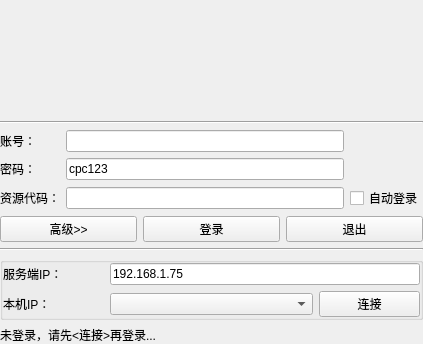
This is IPCTestDemo/Login.ui in MMQQING/IPCTestDemo as Qt 5 draws it before an edit. The edited form follows.
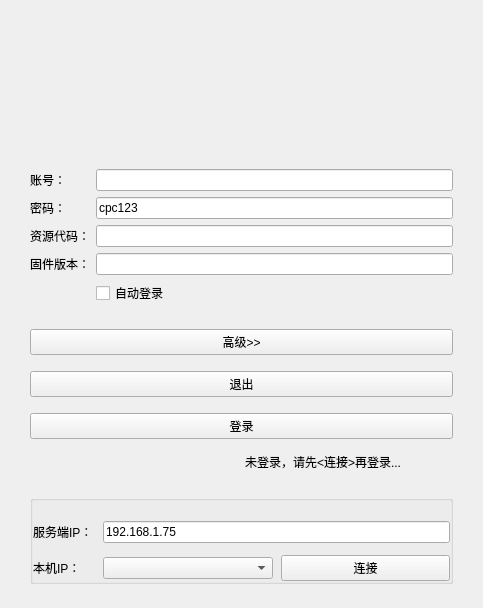
This is the edited form. Icons and pictures are not drawn. Custom widgets are drawn as their Qt base class.

Diff of the .ui file:
```diff
--- a/IPCTestDemo/Login.ui
+++ b/IPCTestDemo/Login.ui
@@ -6,8 +6,8 @@
    <rect>
     <x>0</x>
     <y>0</y>
-    <width>423</width>
-    <height>295</height>
+    <width>483</width>
+    <height>552</height>
    </rect>
   </property>
   <property name="sizePolicy">
@@ -25,73 +25,44 @@
   </property>
   <layout class="QGridLayout" name="gridLayout_2">
    <property name="leftMargin">
-    <number>0</number>
+    <number>30</number>
    </property>
    <property name="topMargin">
-    <number>0</number>
+    <number>30</number>
    </property>
    <property name="rightMargin">
-    <number>0</number>
+    <number>30</number>
    </property>
    <property name="bottomMargin">
+    <number>24</number>
+   </property>
+   <property name="horizontalSpacing">
     <number>0</number>
    </property>
-   <item row="7" column="0" colspan="2">
-    <layout class="QHBoxLayout" name="horizontalLayout">
-     <item>
-      <widget class="cpc_pushbutton" name="objadvcfg">
-       <property name="text">
-        <string>高级&gt;&gt;</string>
-       </property>
-      </widget>
-     </item>
-     <item>
-      <widget class="cpc_pushbutton" name="objlogin">
-       <property name="text">
-        <string>登录</string>
-       </property>
-      </widget>
-     </item>
-     <item>
-      <widget class="cpc_pushbutton" name="objquit">
-       <property name="text">
-        <string>退出</string>
-       </property>
-      </widget>
-     </item>
-    </layout>
-   </item>
-   <item row="3" column="0" colspan="2">
-    <widget class="cpc_label" name="objLogo">
-     <property name="minimumSize">
-      <size>
-       <width>423</width>
-       <height>115</height>
-      </size>
-     </property>
-     <property name="text">
-      <string/>
-     </property>
-    </widget>
-   </item>
-   <item row="4" column="0" colspan="2">
-    <widget class="Line" name="line">
-     <property name="orientation">
-      <enum>Qt::Horizontal</enum>
-     </property>
-    </widget>
-   </item>
-   <item row="6" column="0" colspan="2">
+   <property name="verticalSpacing">
+    <number>24</number>
+   </property>
+   <item row="1" column="0">
     <layout class="QGridLayout" name="gridLayout">
-     <item row="3" column="0">
-      <widget class="cpc_label" name="label_2">
+     <item row="3" column="1">
+      <widget class="QLineEdit" name="objpsw">
        <property name="text">
-        <string>密码：</string>
+        <string>cpc123</string>
        </property>
       </widget>
      </item>
+     <item row="4" column="0">
+      <widget class="QLabel" name="label_4">
+       <property name="text">
+        <string>资源代码：</string>
+       </property>
+      </widget>
+     </item>
+     <item row="4" column="1">
+      <widget class="QLineEdit" name="objrescode"/>
+     </item>
      <item row="2" column="0">
-      <widget class="cpc_label" name="label">
+      <widget class="QLabel" name="label">
        <property name="text">
         <string>账号：</string>
        </property>
@@ -107,40 +78,92 @@
        </property>
       </widget>
      </item>
-     <item row="3" column="1">
-      <widget class="cpc_lineedit" name="objpsw">
-       <property name="text">
-        <string>cpc123</string>
-       </property>
-      </widget>
-     </item>
-     <item row="4" column="0">
-      <widget class="cpc_label" name="label_4">
-       <property name="text">
-        <string>资源代码：</string>
-       </property>
-      </widget>
-     </item>
-     <item row="4" column="1">
-      <widget class="cpc_lineedit" name="objrescode"/>
-     </item>
-     <item row="4" column="2">
+     <item row="6" column="1">
       <widget class="QCheckBox" name="objautologin">
        <property name="text">
         <string>自动登录</string>
        </property>
       </widget>
      </item>
+     <item row="3" column="0">
+      <widget class="QLabel" name="label_2">
+       <property name="text">
+        <string>密码：</string>
+       </property>
+      </widget>
+     </item>
+     <item row="5" column="0">
+      <widget class="QLabel" name="label_6">
+       <property name="text">
+        <string>固件版本：</string>
+       </property>
+      </widget>
+     </item>
+     <item row="5" column="1">
+      <widget class="QLineEdit" name="objversion"/>
+     </item>
     </layout>
    </item>
-   <item row="10" column="0" colspan="2">
-    <widget class="Line" name="line_2">
-     <property name="orientation">
-      <enum>Qt::Horizontal</enum>
+   <item row="2" column="0">
+    <layout class="QVBoxLayout" name="verticalLayout_2">
+     <property name="spacing">
+      <number>14</number>
      </property>
-    </widget>
+     <item>
+      <layout class="QVBoxLayout" name="verticalLayout">
+       <property name="spacing">
+        <number>16</number>
+       </property>
+       <property name="leftMargin">
+        <number>0</number>
+       </property>
+       <property name="rightMargin">
+        <number>0</number>
+       </property>
+       <item>
+        <widget class="QPushButton" name="objadvcfg">
+         <property name="text">
+          <string>高级&gt;&gt;</string>
+         </property>
+        </widget>
+       </item>
+       <item>
+        <widget class="QPushButton" name="objquit">
+         <property name="text">
+          <string>退出</string>
+         </property>
+        </widget>
+       </item>
+       <item>
+        <widget class="QPushButton" name="objlogin">
+         <property name="text">
+          <string>登录</string>
+         </property>
+        </widget>
+       </item>
+      </layout>
+     </item>
+     <item>
+      <layout class="QHBoxLayout" name="horizontalLayout">
+       <item>
+        <widget class="QLabel" name="Login_logo_label">
+         <property name="text">
+          <string/>
+         </property>
+        </widget>
+       </item>
+       <item>
+        <widget class="QLabel" name="objLoginStatus">
+         <property name="text">
+          <string>未登录，请先&lt;连接&gt;再登录...</string>
+         </property>
+        </widget>
+       </item>
+      </layout>
+     </item>
+    </layout>
    </item>
-   <item row="11" column="0" colspan="2">
+   <item row="5" column="0">
     <widget class="QGroupBox" name="groupBox">
      <property name="sizePolicy">
       <sizepolicy hsizetype="Minimum" vsizetype="Minimum">
@@ -164,48 +187,80 @@
       <property name="bottomMargin">
        <number>0</number>
       </property>
+      <property name="spacing">
+       <number>6</number>
+      </property>
       <item row="0" column="0">
        <layout class="QGridLayout" name="gridLayout_5">
-        <item row="1" column="3">
-         <widget class="cpc_pushbutton" name="objtest">
-          <property name="text">
-           <string>连接</string>
-          </property>
-         </widget>
-        </item>
+        <property name="topMargin">
+         <number>20</number>
+        </property>
+        <property name="rightMargin">
+         <number>0</number>
+        </property>
+        <property name="horizontalSpacing">
+         <number>0</number>
+        </property>
+        <property name="verticalSpacing">
+         <number>12</number>
+        </property>
         <item row="0" column="0">
-         <widget class="cpc_label" name="label_3">
+         <widget class="QLabel" name="label_3">
           <property name="text">
            <string>服务端IP：</string>
           </property>
          </widget>
         </item>
+        <item row="0" column="1" colspan="5">
+         <widget class="QLineEdit" name="objServerip">
+          <property name="text">
+           <string>192.168.1.75</string>
+          </property>
+         </widget>
+        </item>
         <item row="1" column="0">
-         <widget class="cpc_label" name="label_5">
+         <widget class="QLabel" name="label_5">
           <property name="text">
            <string>本机IP：</string>
           </property>
          </widget>
         </item>
-        <item row="0" column="1" colspan="3">
-         <widget class="cpc_lineedit" name="objServerip">
-          <property name="text">
-           <string>192.168.1.75</string>
+        <item row="1" column="1" colspan="5">
+         <layout class="QHBoxLayout" name="horizontalLayout_3">
+          <property name="spacing">
+           <number>8</number>
           </property>
-         </widget>
-        </item>
-        <item row="1" column="1" colspan="2">
-         <widget class="cpc_combobox" name="objlocalip"/>
+          <item>
+           <widget class="cpc_combobox" name="objlocalip">
+            <property name="styleSheet">
+             <string notr="true"/>
+            </property>
+           </widget>
+          </item>
+          <item>
+           <widget class="QPushButton" name="objtest">
+            <property name="text">
+             <string>连接</string>
+            </property>
+           </widget>
+          </item>
+         </layout>
         </item>
        </layout>
       </item>
      </layout>
     </widget>
    </item>
-   <item row="12" column="0" colspan="2">
-    <widget class="cpc_label" name="objLoginStatus">
+   <item row="0" column="0">
+    <widget class="QLabel" name="objLogo">
+     <property name="minimumSize">
+      <size>
+       <width>423</width>
+       <height>115</height>
+      </size>
+     </property>
      <property name="text">
-      <string>未登录，请先&lt;连接&gt;再登录...</string>
+      <string/>
      </property>
     </widget>
    </item>
@@ -213,21 +268,6 @@
  </widget>
  <layoutdefault spacing="6" margin="11"/>
  <customwidgets>
-  <customwidget>
-   <class>cpc_pushbutton</class>
-   <extends>QPushButton</extends>
-   <header location="global">cpc_pushbutton.h</header>
-  </customwidget>
-  <customwidget>
-   <class>cpc_label</class>
-   <extends>QLabel</extends>
-   <header location="global">cpc_label.h</header>
-  </customwidget>
-  <customwidget>
-   <class>cpc_lineedit</class>
-   <extends>QLineEdit</extends>
-   <header location="global">cpc_lineedit.h</header>
-  </customwidget>
   <customwidget>
    <class>cpc_combobox</class>
    <extends>QComboBox</extends>
```
Left out of the diff: 2 changed lines with no effect on the pictures.
